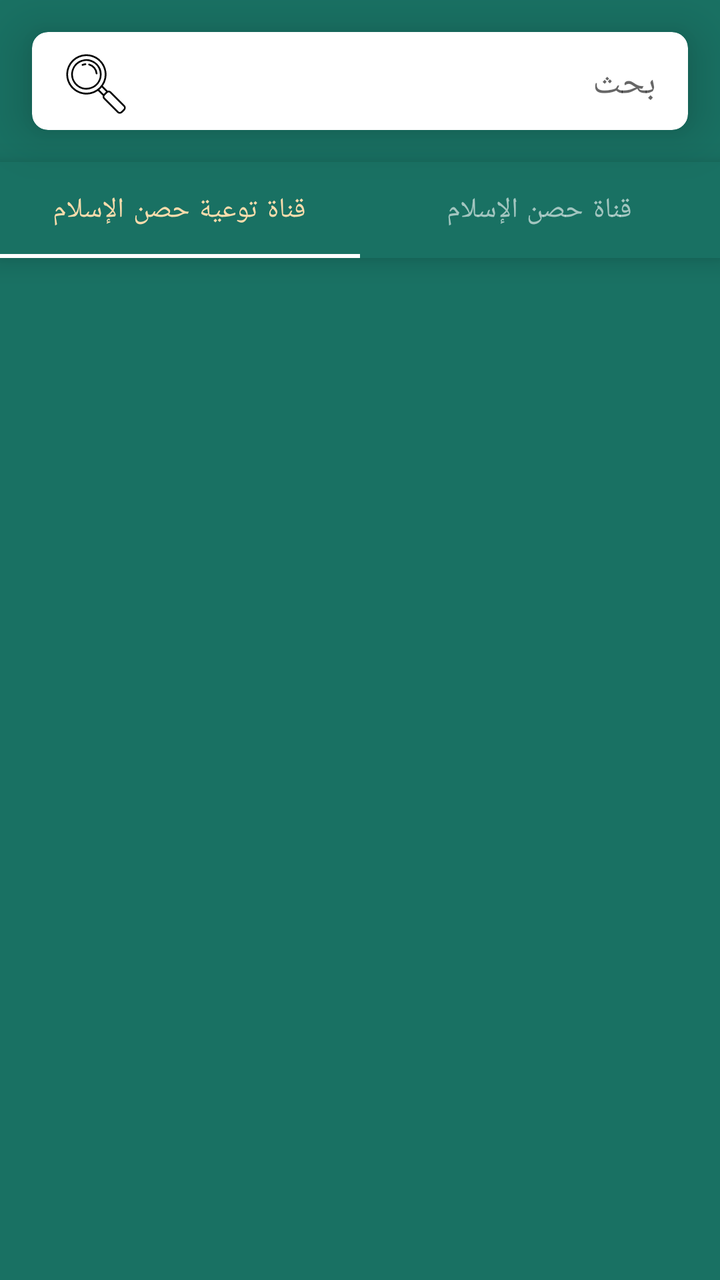
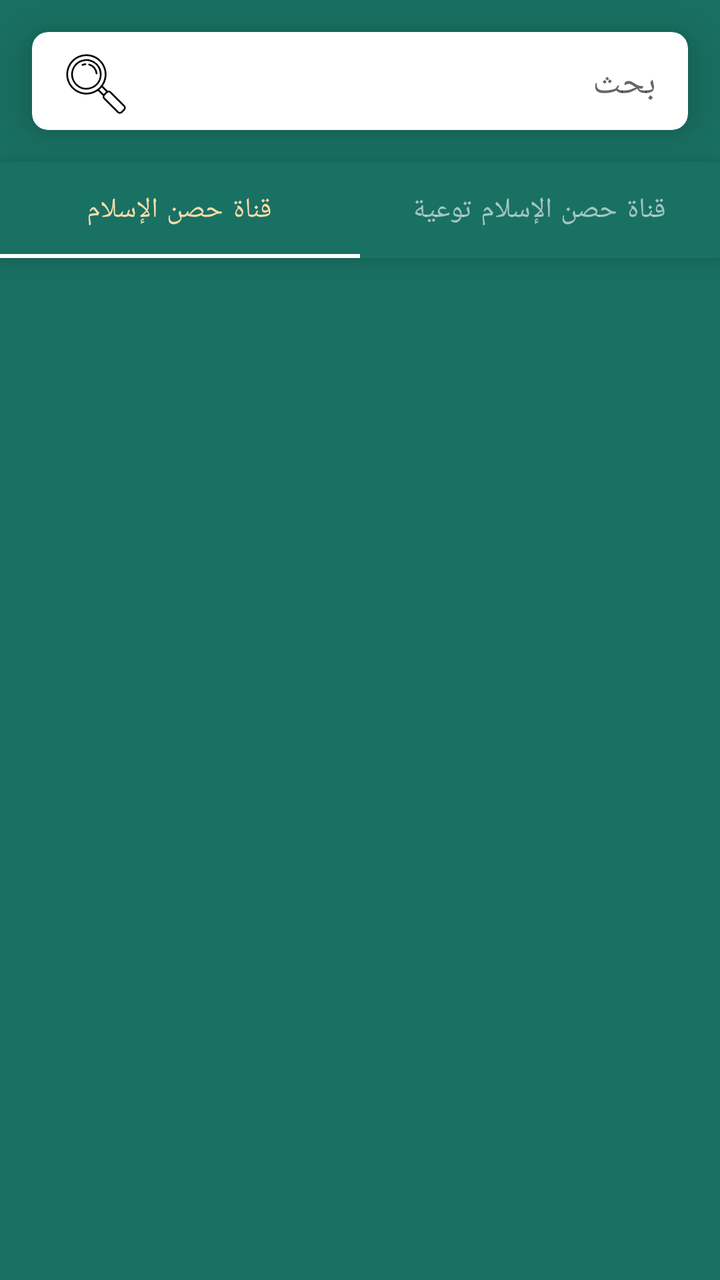

Screens rendered from an Android XML layout before and after an edit, with the pre-edit source and the edit as a unified diff.
<!-- AndroidManifest.xml: application theme AppTheme -->
<!-- res/layout/fragment_youtube.xml -->
<?xml version="1.0" encoding="utf-8"?>
<androidx.constraintlayout.widget.ConstraintLayout xmlns:android="http://schemas.android.com/apk/res/android"
    xmlns:app="http://schemas.android.com/apk/res-auto"
    xmlns:tools="http://schemas.android.com/tools"
    android:layout_width="match_parent"
    android:layout_height="match_parent"
    android:background="@color/colorPrimary">

    <com.google.android.material.card.MaterialCardView
        android:id="@+id/cvSearch"
        android:layout_width="0dp"
        android:layout_height="wrap_content"
        android:layout_margin="@dimen/vertical_margin_16"
        app:cardBackgroundColor="@android:color/white"
        app:cardCornerRadius="@dimen/card_corner_radius_8"
        app:cardElevation="@dimen/card_corner_radius_16"
        app:layout_constraintEnd_toEndOf="parent"
        app:layout_constraintStart_toStartOf="parent"
        app:layout_constraintTop_toTopOf="parent"
        app:rippleColor="@color/colorAccent">

        <androidx.appcompat.widget.AppCompatEditText
            android:id="@+id/etSearch"
            android:layout_width="match_parent"
            android:layout_height="match_parent"
            android:drawableStart="@drawable/ic_search"
            android:drawablePadding="@dimen/vertical_margin_16"
            android:hint="@string/search_title"
            android:imeOptions="actionSearch"
            android:inputType="text"
            android:lines="1"
            android:maxLength="30"
            android:paddingStart="@dimen/vertical_margin_16"
            android:paddingEnd="@dimen/vertical_margin_16"
            android:textColor="@color/colorPrimary"
            app:backgroundTint="@android:color/white" />
    </com.google.android.material.card.MaterialCardView>

    <com.google.android.material.tabs.TabLayout
        android:id="@+id/tabLayout"
        style="@style/Widget.MaterialComponents.TabLayout.Colored"
        android:layout_width="0dp"
        android:layout_height="wrap_content"
        android:layout_marginTop="16dp"
        android:elevation="@dimen/card_corner_radius_8"
        app:layout_constraintEnd_toEndOf="parent"
        app:layout_constraintStart_toStartOf="parent"
        app:layout_constraintTop_toBottomOf="@+id/cvSearch"
        app:tabRippleColor="@color/tab_ripple_color"
        app:tabSelectedTextColor="@color/colorAccent">

        <com.google.android.material.tabs.TabItem
            android:layout_width="wrap_content"
            android:layout_height="wrap_content"
            android:text="@string/education_channel" />

        <com.google.android.material.tabs.TabItem
            android:layout_width="wrap_content"
            android:layout_height="wrap_content"
            android:text="@string/main_channel" />
    </com.google.android.material.tabs.TabLayout>

    <FrameLayout
        android:id="@+id/fragment_container"
        android:layout_width="0dp"
        android:layout_height="0dp"
        app:layout_constraintBottom_toBottomOf="parent"
        app:layout_constraintEnd_toEndOf="parent"
        app:layout_constraintStart_toStartOf="parent"
        app:layout_constraintTop_toBottomOf="@+id/tabLayout"
        tools:context=".youtube.view.YoutubeFragment" />
</androidx.constraintlayout.widget.ConstraintLayout>
<!-- resources referenced by this layout -->
<resources>
  <color name="colorAccent">#fadcac</color>
  <color name="colorPrimary">#197163</color>
  <dimen name="card_corner_radius_16">16dp</dimen>
  <dimen name="card_corner_radius_8">8dp</dimen>
  <dimen name="vertical_margin_16">16dp</dimen>
  <!-- drawable ic_search (drawable) -->
  <vector xmlns:android="http://schemas.android.com/apk/res/android"
      android:width="@dimen/vertical_margin_32"
      android:height="@dimen/vertical_margin_32"
      android:viewportWidth="128"
      android:viewportHeight="128">
    <path
        android:fillColor="#FF000000"
        android:pathData="m66.356,23.23a30.492,30.492 0,1 0,8.933 21.563,30.3 30.3,0 0,0 -8.933,-21.563zM63.882,63.882a26.995,26.995 0,1 1,7.907 -19.089,26.823 26.823,0 0,1 -7.907,19.089z"/>
    <path
        android:fillColor="#FF000000"
        android:pathData="m50.644,23.338a1.75,1.75 0,1 0,-0.919 3.377,18.785 18.785,0 0,1 13.729,16.4 1.749,1.749 0,0 0,1.741 1.595q0.078,0 0.156,-0.006a1.751,1.751 0,0 0,1.589 -1.9,22.3 22.3,0 0,0 -16.296,-19.466z"/>
    <path
        android:fillColor="#FF000000"
        android:pathData="m42.65,22.661a22.1,22.1 0,0 0,-6.132 1.49,1.75 1.75,0 1,0 1.3,3.248 18.572,18.572 0,0 1,5.162 -1.253,1.75 1.75,0 0,0 -0.334,-3.485z"/>
    <path
        android:fillColor="#FF000000"
        android:pathData="m121.311,106.4 l-26.9,-26.9a7.249,7.249 0,0 0,-7.067 -1.871l-9.662,-9.663a40.235,40.235 0,0 0,-61.34 -51.624,40.235 40.235,0 0,0 51.624,61.343l9.663,9.662a7.247,7.247 0,0 0,1.871 7.066l26.9,26.9a7.291,7.291 0,0 0,10.3 0l4.616,-4.616a7.292,7.292 0,0 0,-0.005 -10.297zM18.816,70.77a36.737,36.737 0,0 1,51.954 -51.954,36.737 36.737,0 0,1 -51.954,51.954zM70.755,75.524c0.854,-0.724 1.689,-1.478 2.49,-2.279s1.555,-1.636 2.279,-2.49l8.676,8.672c-0.026,0.026 -0.054,0.048 -0.08,0.073l-4.62,4.615c-0.025,0.026 -0.047,0.055 -0.073,0.081zM118.836,114.224 L114.221,118.839a3.789,3.789 0,0 1,-5.349 0l-26.9,-26.9a3.781,3.781 0,0 1,0 -5.348l4.616,-4.615a3.779,3.779 0,0 1,5.347 0l26.9,26.9a3.787,3.787 0,0 1,0.001 5.345z"/>
  </vector>
  <string name="education_channel">قناة توعية حصن الإسلام</string>
  <string name="main_channel">قناة حصن الإسلام</string>
  <string name="search_title">بحث</string>
  <style name="AppTheme" parent="Theme.MaterialComponents.Light.NoActionBar">
          
          <item name="colorPrimary">@color/colorPrimary</item>
          <item name="colorPrimaryDark">@color/colorPrimaryDark</item>
          <item name="colorAccent">@color/colorAccent</item>
      </style>
  <dimen name="vertical_margin_32">32dp</dimen>
  <color name="colorPrimaryDark">#065446</color>
</resources>

<!-- the commit's change to res/layout/fragment_youtube.xml (unified diff, before → after) -->
@@ -52,12 +52,12 @@
         <com.google.android.material.tabs.TabItem
             android:layout_width="wrap_content"
             android:layout_height="wrap_content"
-            android:text="@string/education_channel" />
+            android:text="@string/main_channel" />
 
         <com.google.android.material.tabs.TabItem
             android:layout_width="wrap_content"
             android:layout_height="wrap_content"
-            android:text="@string/main_channel" />
+            android:text="@string/education_channel" />
     </com.google.android.material.tabs.TabLayout>
 
     <FrameLayout
<!-- resource entries referenced after the edit -->
@@ -24,7 +24,7 @@
         android:fillColor="#FF000000"
         android:pathData="m121.311,106.4 l-26.9,-26.9a7.249,7.249 0,0 0,-7.067 -1.871l-9.662,-9.663a40.235,40.235 0,0 0,-61.34 -51.624,40.235 40.235,0 0,0 51.624,61.343l9.663,9.662a7.247,7.247 0,0 0,1.871 7.066l26.9,26.9a7.291,7.291 0,0 0,10.3 0l4.616,-4.616a7.292,7.292 0,0 0,-0.005 -10.297zM18.816,70.77a36.737,36.737 0,0 1,51.954 -51.954,36.737 36.737,0 0,1 -51.954,51.954zM70.755,75.524c0.854,-0.724 1.689,-1.478 2.49,-2.279s1.555,-1.636 2.279,-2.49l8.676,8.672c-0.026,0.026 -0.054,0.048 -0.08,0.073l-4.62,4.615c-0.025,0.026 -0.047,0.055 -0.073,0.081zM118.836,114.224 L114.221,118.839a3.789,3.789 0,0 1,-5.349 0l-26.9,-26.9a3.781,3.781 0,0 1,0 -5.348l4.616,-4.615a3.779,3.779 0,0 1,5.347 0l26.9,26.9a3.787,3.787 0,0 1,0.001 5.345z"/>
   </vector>
-  <string name="education_channel">قناة توعية حصن الإسلام</string>
+  <string name="education_channel">قناة حصن الإسلام توعية</string>
   <string name="main_channel">قناة حصن الإسلام</string>
   <string name="search_title">بحث</string>
   <style name="AppTheme" parent="Theme.MaterialComponents.Light.NoActionBar">
